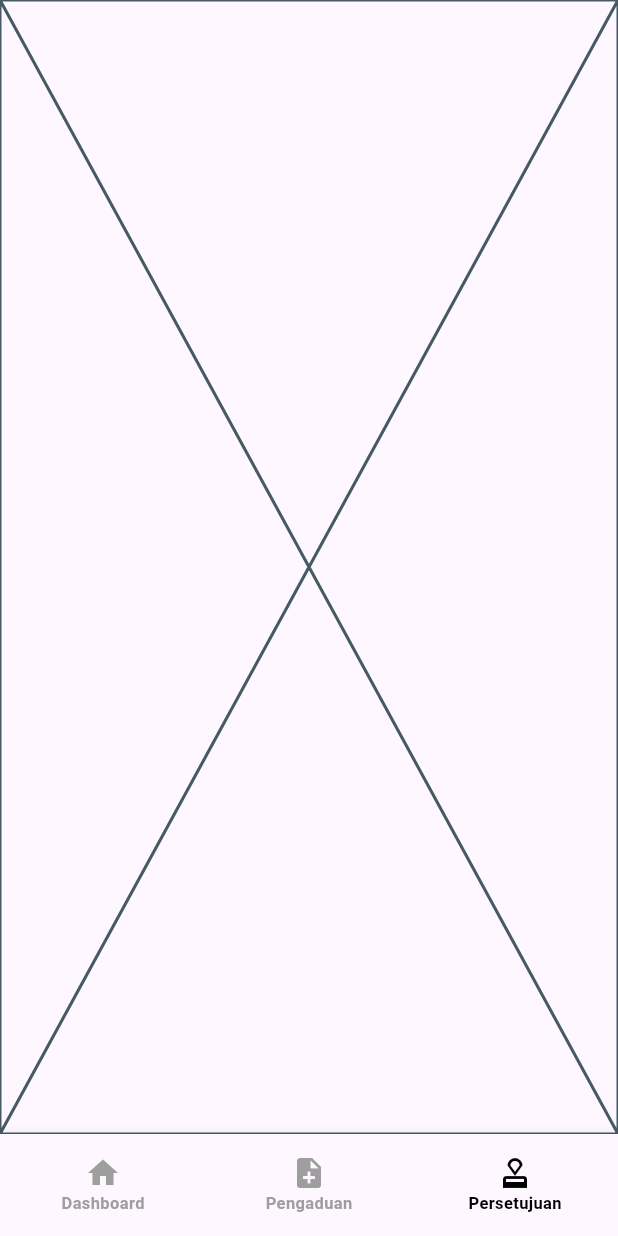
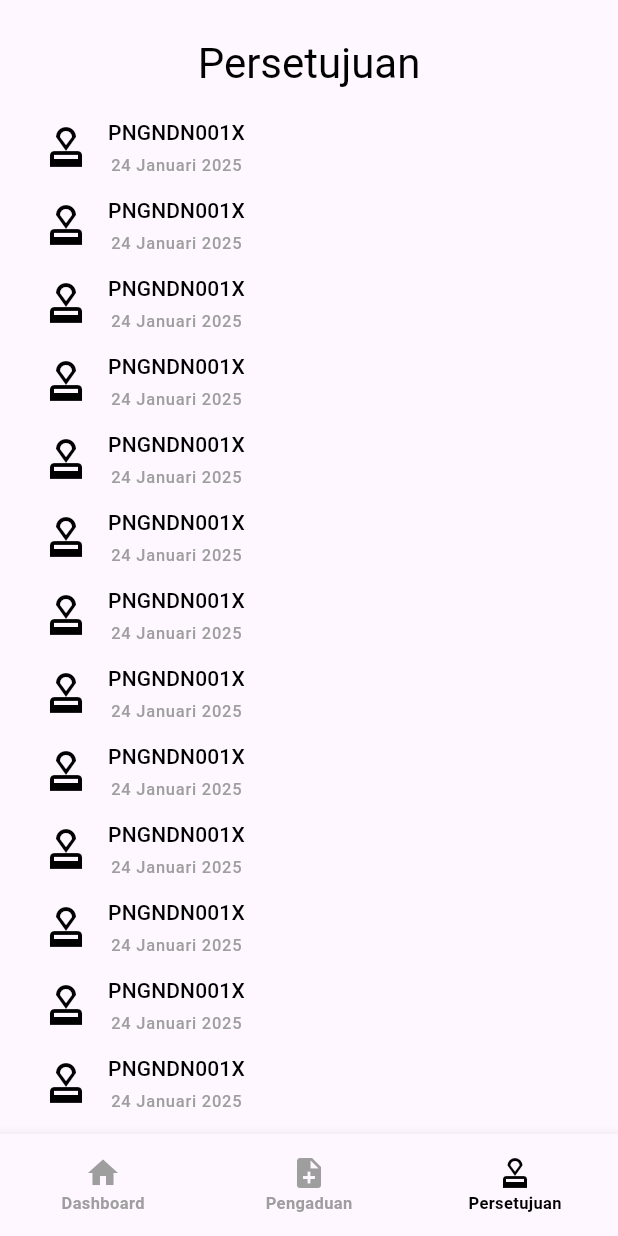
Before and after one commit to rizkydwitama/pengaduan-mobile, a Flutter app: the screen it shows after launch, item 3 of the bottom bar chosen, on a phone screen of 412 x 824 dp. Run offline on Flutter 3.47's test engine with Material 3 defaults, Android fonts, the phone set to English and light mode, and no system bars; our stand-ins replace flutter_form_builder, get.

Commit message:
slicing persetujuan ui

```diff
--- a/lib/features/pengaduan/pengaduan_controller.dart
+++ b/lib/features/pengaduan/pengaduan_controller.dart
@@ -3,4 +3,7 @@ import 'package:get/get.dart';
 
 class PengaduanController extends GetxController {
   String nama = '';
+  String nomorHP = '';
+  String email = '';
+  String alamat = '';
 }
--- a/lib/features/persetujuan/persetujuan_controller.dart
+++ b/lib/features/persetujuan/persetujuan_controller.dart
@@ -1,3 +1,5 @@
 import 'package:get/get.dart';
 
-class PersetujuanController extends GetxController {}
+class PersetujuanController extends GetxController {
+  final int totalPersetujuan = 15;
+}
--- a/lib/features/persetujuan/persetujuan_page.dart
+++ b/lib/features/persetujuan/persetujuan_page.dart
@@ -1,10 +1,84 @@
 import 'package:flutter/material.dart';
+import 'package:get/get.dart';
+import 'package:pengaduan_mobile/features/persetujuan/persetujuan_controller.dart';
+import 'package:pengaduan_mobile/widgets/pop_up_widget.dart';
 
 class PersetujuanPage extends StatelessWidget {
   const PersetujuanPage({super.key});
 
   @override
   Widget build(BuildContext context) {
-    return const Placeholder();
+    final PersetujuanController controller = Get.find();
+
+    return SafeArea(
+        child: ListView(
+          padding: EdgeInsets.symmetric(
+              horizontal: 16, vertical: 24
+          ),
+          children: [
+            Center(
+              child: Text(
+                  'Persetujuan',
+                  style: Theme.of(context).textTheme.headlineMedium?.copyWith(
+                      color: Colors.black
+                  )
+              ),
+            ),
+            const SizedBox(height: 12,),
+            ListView.builder(
+              shrinkWrap: true,
+              physics: NeverScrollableScrollPhysics(),
+              padding: EdgeInsets.zero,
+              itemCount: controller.totalPersetujuan,
+              itemBuilder: (BuildContext context, int index) {
+                return InkWell(
+                  onTap: () {
+                    PopUpWidget.acceptAndRejectPopUp(
+                      context: context,
+                      titleString: 'Setuju?',
+                      middleText: 'Setujui pengaduan ini jika anda sebagai admin sudah melakukan verifikasi.',
+                      buttonText: 'Submit',
+                      isSuccess: true,
+                    );
+                  },
+                  child: Container(
+                    padding: EdgeInsets.symmetric(
+                      horizontal: 12,
+                      vertical: 6,
+                    ),
+                    child: Row(
+                      children: [
+                        Icon(
+                          Icons.approval,
+                          color: Colors.black,
+                          size: 32,
+                        ),
+                        const SizedBox(width: 12,),
+                        Column(
+                          children: [
+                            Text(
+                              'PNGNDN001X',
+                              style: Theme.of(context).textTheme.labelLarge?.copyWith(
+                                  color: Colors.black
+                              ),
+                            ),
+                            const SizedBox(height: 4,),
+                            Text(
+                              '24 Januari 2025',
+                              style: Theme.of(context).textTheme.labelSmall?.copyWith(
+                                  color: Colors.grey
+                              ),
+                            )
+                          ],
+                        )
+                      ],
+                    ),
+                  ),
+                );
+              },
+            )
+          ],
+        )
+    );
   }
 }
```
Also changed, not shown: lib/features/pengaduan/pengaduan_page.dart (+6 -6 lines), lib/widgets/pop_up_widget.dart (added, +64 -0 lines).
